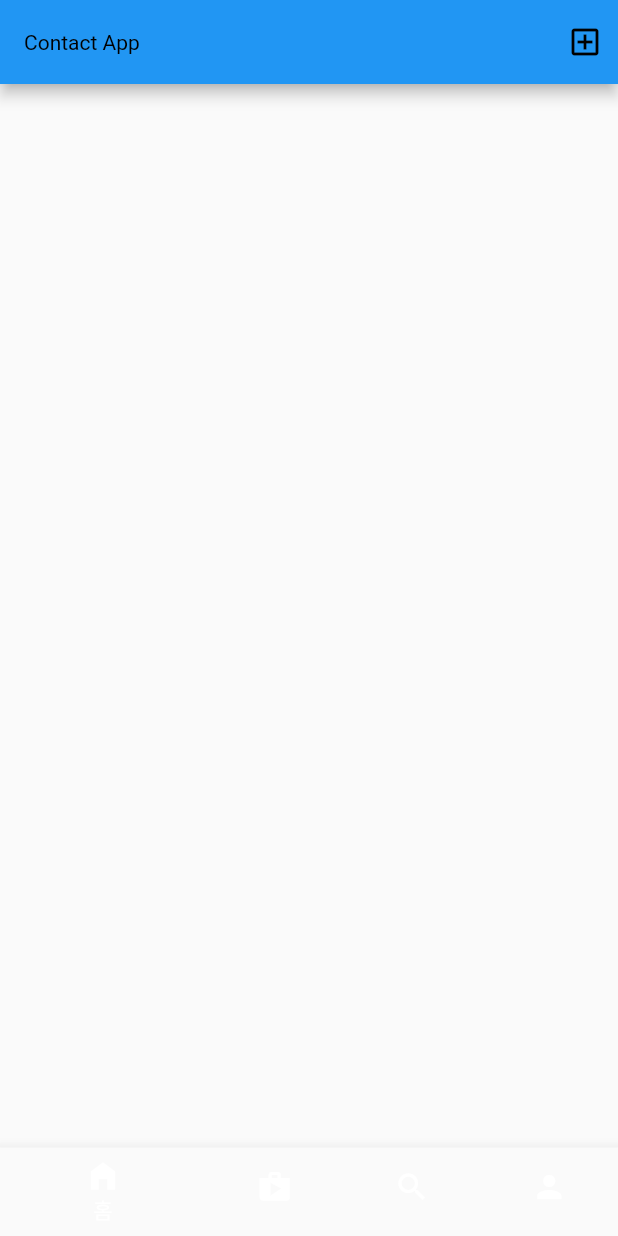
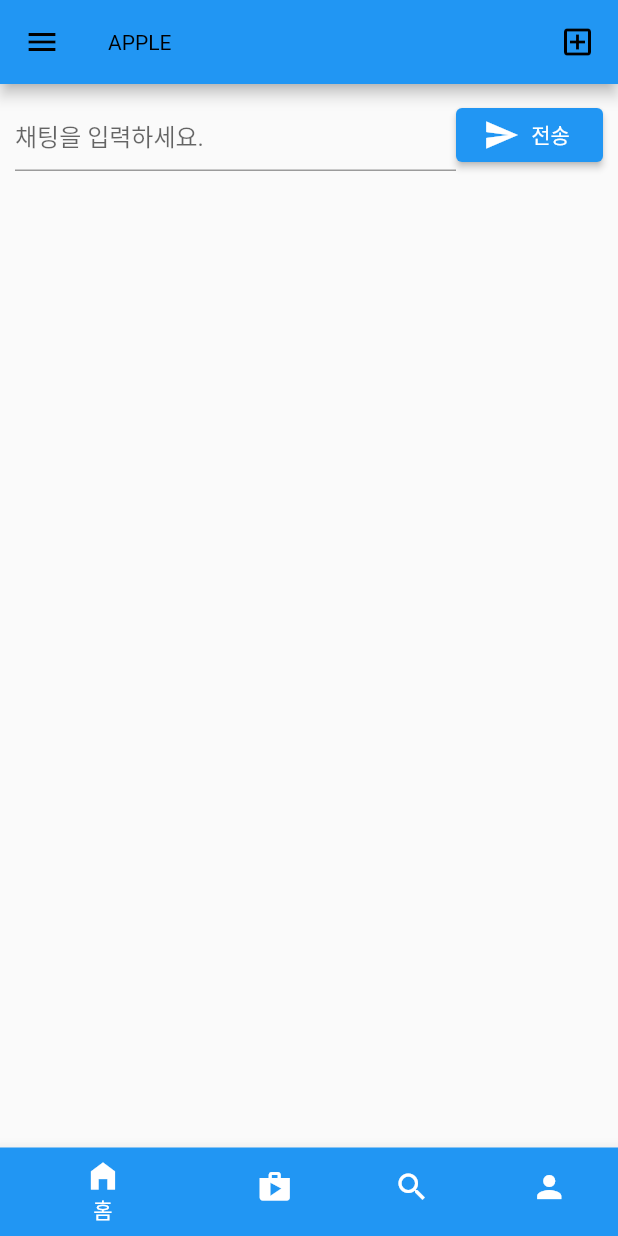
Before and after one commit to NamGideokk/flutter-tutorial, a Flutter app: the screen it shows after launch, on a phone screen of 412 x 824 dp. Run offline on Flutter 3.47's test engine with Material 2 defaults, Android fonts, the phone set to English and light mode, and no system bars; our stand-ins replace flutter_dotenv, get.

Commit message:
플러터 연습

```diff
--- a/lib/main.dart
+++ b/lib/main.dart
@@ -1,5 +1,8 @@
 import 'package:flutter/material.dart';
 import 'package:flutter_dotenv/flutter_dotenv.dart';
+import 'package:sample/screens/leadingMenu.dart';
+import 'package:get/get.dart';
+import './widgets/BottomNaviBarItem.dart';
 
 Future<void> main() async {
   await dotenv.load(fileName: ".env");
@@ -9,8 +12,24 @@ Future<void> main() async {
   runApp(const MyApp());
 }
 
-class MyApp extends StatelessWidget {
+class MyApp extends StatefulWidget {
   const MyApp({Key? key}) : super(key: key);
+
+  @override
+  State<MyApp> createState() => _MyAppState();
+}
+
+class _MyAppState extends State<MyApp> {
+  final TextEditingController textEController = TextEditingController();
+
+  void handleSendingBtn(String text) {
+    if (text.isEmpty || text == '') {
+      print('please input text.');
+    } else {
+      print(text);
+      textEController.clear();
+    }
+  }
 
   @override
   Widget build(BuildContext context) {
@@ -18,12 +37,19 @@ class MyApp extends StatelessWidget {
       debugShowCheckedModeBanner: false,
       home: Scaffold(
         appBar: AppBar(
-          title: Text("Contact App"),
+          title: Text("APPLE"),
+          leading: IconButton(
+            icon: Icon(Icons.menu),
+            color: Colors.black,
+            onPressed: () {
+              print('click leading iconButton');
+            },
+          ),
           titleTextStyle: TextStyle(color: Colors.black),
           // backgroundColor: Colors.white,
           actions: const [
             Padding(
-              padding: const EdgeInsets.all(10.0),
+              padding: EdgeInsets.only(right: 15),
               child: Icon(
                 Icons.add_box_outlined,
               ),
@@ -31,29 +57,36 @@ class MyApp extends StatelessWidget {
           ],
           actionsIconTheme: IconThemeData(color: Colors.black),
         ),
-        body: ListView(),
-        bottomNavigationBar: BottomNavigationBar(
-          backgroundColor: Colors.black,
-          items: const [
-            BottomNavigationBarItem(
-                icon: Icon(Icons.home),
-                label: '홈',
-                activeIcon: Icon(Icons.home_filled)),
-            BottomNavigationBarItem(
-                icon: Icon(Icons.shop),
-                label: '샵',
-                activeIcon: Icon(Icons.shop_2_outlined)),
-            BottomNavigationBarItem(
-                icon: Icon(Icons.search),
-                label: '검색',
-                activeIcon: Icon(Icons.search_off),
-                backgroundColor: Colors.red),
-            BottomNavigationBarItem(
-                icon: Icon(Icons.person),
-                label: '내정보',
-                activeIcon: Icon(Icons.person_outline)),
-          ],
+        body: Padding(
+          padding: const EdgeInsets.all(10),
+          child: ListView(
+            children: [
+              Row(
+                children: [
+                  Expanded(
+                    flex: 3,
+                    child: TextField(
+                      controller: textEController,
+                      onSubmitted: handleSendingBtn,
+                      decoration: InputDecoration(hintText: '채팅을 입력하세요.'),
+                    ),
+                  ),
+                  Expanded(
+                    flex: 1,
+                    child: ElevatedButton.icon(
+                      onPressed: () {
+                        handleSendingBtn(textEController.text);
+                      },
+                      icon: Icon(Icons.send),
+                      label: Text('전송'),
+                    ),
+                  ),
+                ],
+              ),
+            ],
+          ),
         ),
+        bottomNavigationBar: BottomNaviBarItem(),
       ),
     );
   }
--- /dev/null
+++ b/lib/widgets/BottomNaviBarItem.dart
@@ -0,0 +1,35 @@
+import 'package:flutter/material.dart';
+
+class BottomNaviBarItem extends StatefulWidget {
+  const BottomNaviBarItem({Key? key}) : super(key: key);
+
+  @override
+  State<BottomNaviBarItem> createState() => _BottomNaviBarItemState();
+}
+
+class _BottomNaviBarItemState extends State<BottomNaviBarItem> {
+  @override
+  Widget build(BuildContext context) {
+    return BottomNavigationBar(
+      items: const [
+        BottomNavigationBarItem(
+            icon: Icon(Icons.home),
+            label: '홈',
+            backgroundColor: Colors.blue,
+            activeIcon: Icon(Icons.home_filled)),
+        BottomNavigationBarItem(
+            icon: Icon(Icons.shop),
+            label: '샵',
+            activeIcon: Icon(Icons.shop_2_outlined)),
+        BottomNavigationBarItem(
+            icon: Icon(Icons.search),
+            label: '검색',
+            activeIcon: Icon(Icons.search_off)),
+        BottomNavigationBarItem(
+            icon: Icon(Icons.person),
+            label: '내정보',
+            activeIcon: Icon(Icons.person_outline)),
+      ],
+    );
+  }
+}
--- a/pubspec.yaml
+++ b/pubspec.yaml
@@ -35,6 +35,7 @@ dependencies:
   cupertino_icons: ^1.0.2
   permission_handler: ^4.3.0
   flutter_dotenv: ^5.0.2
+  get: ^4.6.5
 
 dev_dependencies:
   flutter_test:
```
Also changed, not shown: lib/screens/LeadingMenu.dart (added, +22 -0 lines), pubspec.lock.
